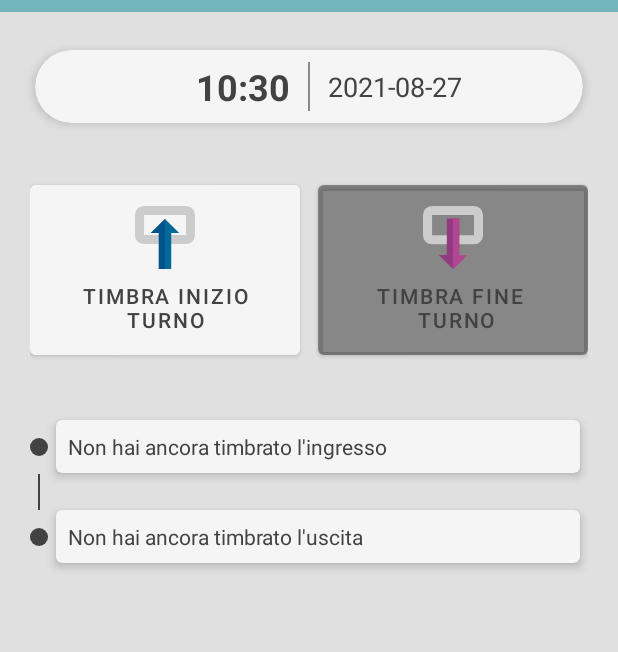
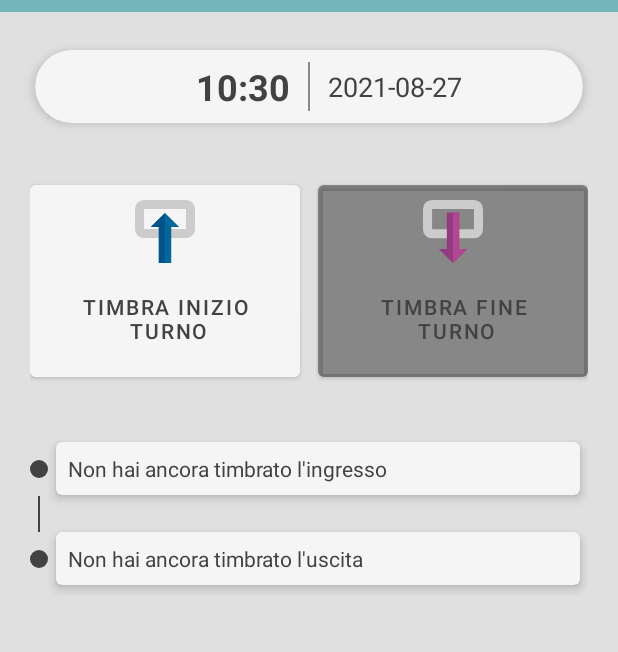
Before and after one commit to SoMi-IT/iClean, an Android app: the fragment TimesFragment placed in its activity, on a phone screen of 412 x 824 dp, the part 72-724 px from its top. Run offline under Robolectric (Android 15) with nearby library versions, the phone set to English and light mode, and no system bars; 2 statements that could not run were skipped.

Commit message:
risolto bug grafica pulsanti e sync a prima istallazione

```diff
--- a/app/src/main/java/mindthehead/iclean/data/DataManager.java
+++ b/app/src/main/java/mindthehead/iclean/data/DataManager.java
@@ -22,7 +22,7 @@ public class DataManager {
 
     public static boolean areDataSynced(Activity activity) {
 
-        return SharedPreferencesManager.readInt(activity, R.string.synced) == 1;
+        return (SharedPreferencesManager.readInt(activity, R.string.synced) == 1 || SharedPreferencesManager.readString(activity, R.string.tasks).equals(""));
 
     }//areDataSynced
 
--- a/app/src/main/res/layout/fragment_times.xml
+++ b/app/src/main/res/layout/fragment_times.xml
@@ -70,24 +70,24 @@
         <Button
             android:id="@+id/b_times_item_start"
             android:layout_width="match_parent"
-            android:layout_height="wrap_content"
-            android:padding="14sp"
+            android:layout_height="140sp"
+            android:padding="10sp"
             android:drawableTop="@drawable/icon_in"
             android:textColor="@color/dark_800"
             android:layout_weight="1"
             android:layout_marginEnd="6sp"
-            android:text="Timbra inizio turno"/>
+            android:text="Timbra inizio\n turno"/>
 
         <Button
             android:id="@+id/b_times_item_end"
             android:layout_width="match_parent"
-            android:layout_height="wrap_content"
-            android:padding="14sp"
+            android:layout_height="140sp"
+            android:padding="10sp"
             android:drawableTop="@drawable/icon_out"
             android:textColor="@color/dark_800"
             android:layout_weight="1"
             android:layout_marginStart="6sp"
-            android:text="Timbra fine \n turno"/>
+            android:text="Timbra fine\n turno"/>
 
 
     </LinearLayout>
```
Also changed, not shown: app/src/main/java/mindthehead/iclean/auth/AuthFragment.java (+4 -4 lines), app/src/main/res/layout/item_task.xml (+7 -6 lines).
